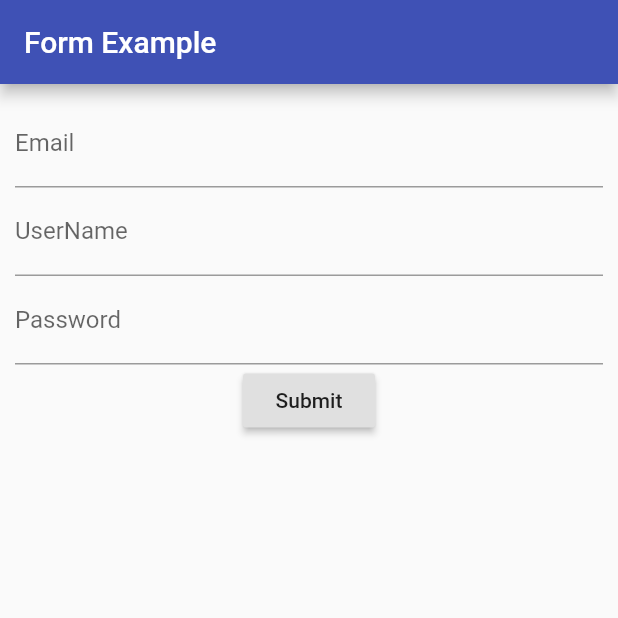
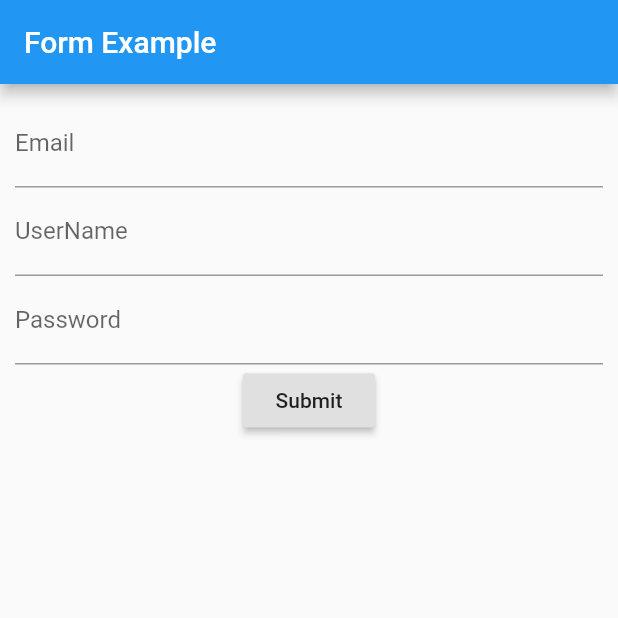
Before and after one commit to imssurya/formandkey, a Flutter app: the screen it shows after launch, on a phone screen of 412 x 824 dp, the top half of it. Run offline on Flutter 3.47's test engine with Material 2 defaults, Android fonts, the phone set to English and light mode, and no system bars.

Commit message:
changed color

```diff
--- a/lib/main.dart
+++ b/lib/main.dart
@@ -10,9 +10,7 @@ class MyApp extends StatelessWidget {
   Widget build(BuildContext context) {
     return MaterialApp(
       title: 'InputBox',
-      theme: ThemeData(
-        primarySwatch: Colors.indigo,
-      ),
+      theme: ThemeData(primarySwatch: Colors.blue),
       home: InputBox(),
     );
   }
```
